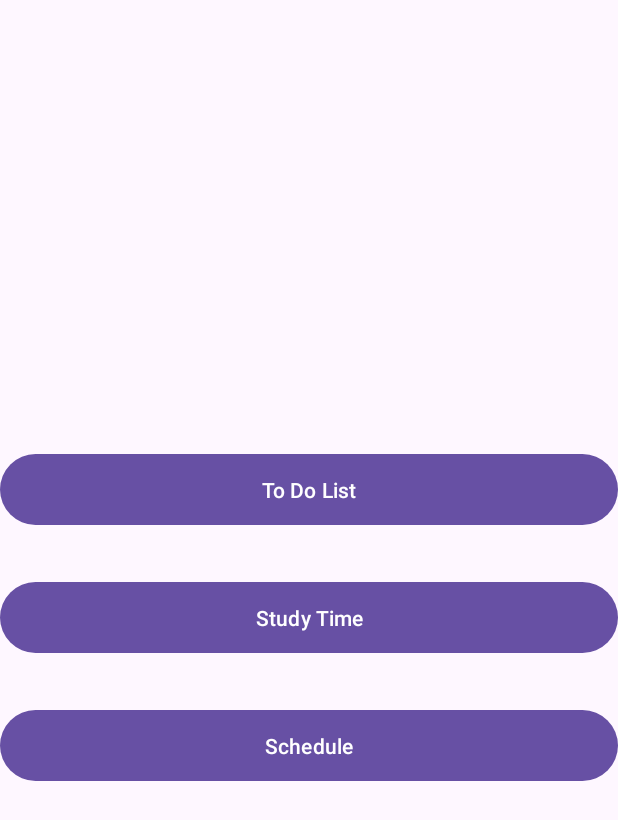
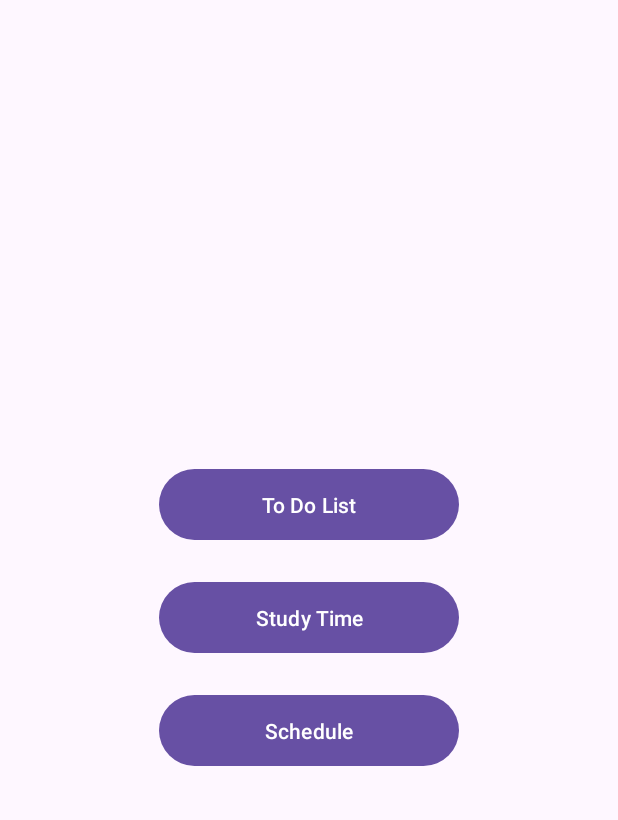
Before and after one commit to Watanabe-39/StudyApp, an Android app: the screen it shows after launch (MainActivity), on a phone screen of 412 x 824 dp. Shown: the top 820 px of the screen. Run offline under Robolectric (Android 15) with nearby library versions, the phone set to English and light mode, and no system bars; libraries missing offline, so code that uses them is left out: com.github.mikephil.charting.

Commit message:
UIの変更

```diff
--- a/app/src/main/java/com/example/studyapp/DBHelper.kt
+++ b/app/src/main/java/com/example/studyapp/DBHelper.kt
@@ -89,4 +89,9 @@ class DBHelper(
 
         return totalMinutesToday
     }
+
+    // 日ごとの総勉強時間を取得する
+    fun getAllDayStudyTime(){
+
+    }
 }
--- a/app/src/main/res/layout/activity_main.xml
+++ b/app/src/main/res/layout/activity_main.xml
@@ -9,35 +9,42 @@
     android:orientation="vertical"
     android:layout_gravity="center_vertical">
 
+
+
     <Button
         android:id="@+id/todo_navigate_button"
-        android:layout_width="match_parent"
+        android:layout_width="200dp"
         android:layout_height="55dp"
         android:text="To Do List"
-        android:layout_marginTop= "30dp"/>
+        android:layout_marginTop= "20dp"
+        app:layout_constraintStart_toStartOf="parent"
+        app:layout_constraintEnd_toEndOf="parent"/>
 
     <Button
         android:id="@+id/study_time_navigate_button"
-        android:layout_width="match_parent"
+        android:layout_width="200dp"
         android:layout_height="55dp"
         android:text="Study Time"
         app:layout_constraintTop_toBottomOf="@id/todo_navigate_button"
-        android:layout_marginTop="30dp"/>
+        android:layout_marginTop="20dp"
+        app:layout_constraintStart_toStartOf="parent"
+        app:layout_constraintEnd_toEndOf="parent"/>
 
     <Button
         android:id="@+id/scadule_navigate_button"
-        android:layout_width="match_parent"
+        android:layout_width="200dp"
         android:layout_height="55dp"
         android:text="Schedule"
         app:layout_constraintTop_toBottomOf="@id/study_time_navigate_button"
-        android:layout_marginTop="30dp"/>
+        android:layout_marginTop="20dp"
+        app:layout_constraintStart_toStartOf="parent"
+        app:layout_constraintEnd_toEndOf="parent"/>
 
     <androidx.constraintlayout.widget.Guideline
         android:id="@+id/guideline"
-        android:layout_width="wrap_content"
+        android:layout_width="match_parent"
         android:layout_height="wrap_content"
         android:orientation="horizontal"
         app:layout_constraintGuide_begin="20dp" />
 
-
 </androidx.constraintlayout.widget.ConstraintLayout>
```
Also changed, not shown: app/src/main/java/com/example/studyapp/MainActivity.kt (+8 -2 lines), app/src/main/java/com/example/studyapp/StudyTimeActivity.kt (+9 -12 lines), app/src/main/res/layout/activity_study_time.xml (+9 -5 lines), app/src/main/res/layout/dialog_add_event.xml (+5 -4 lines).
